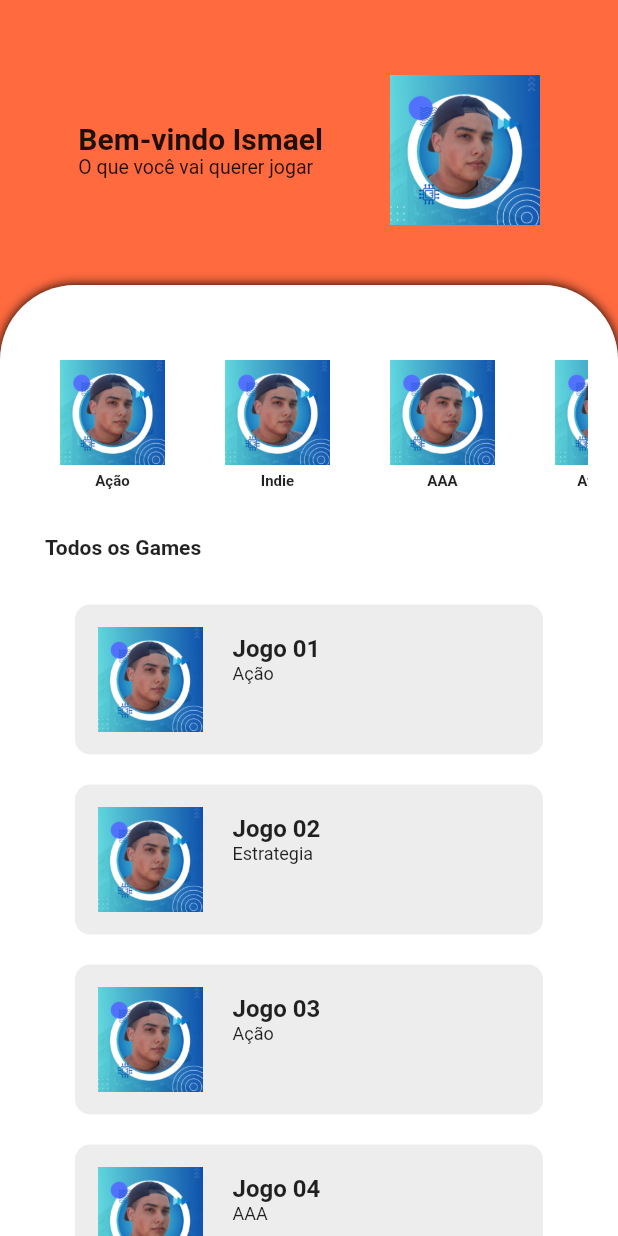
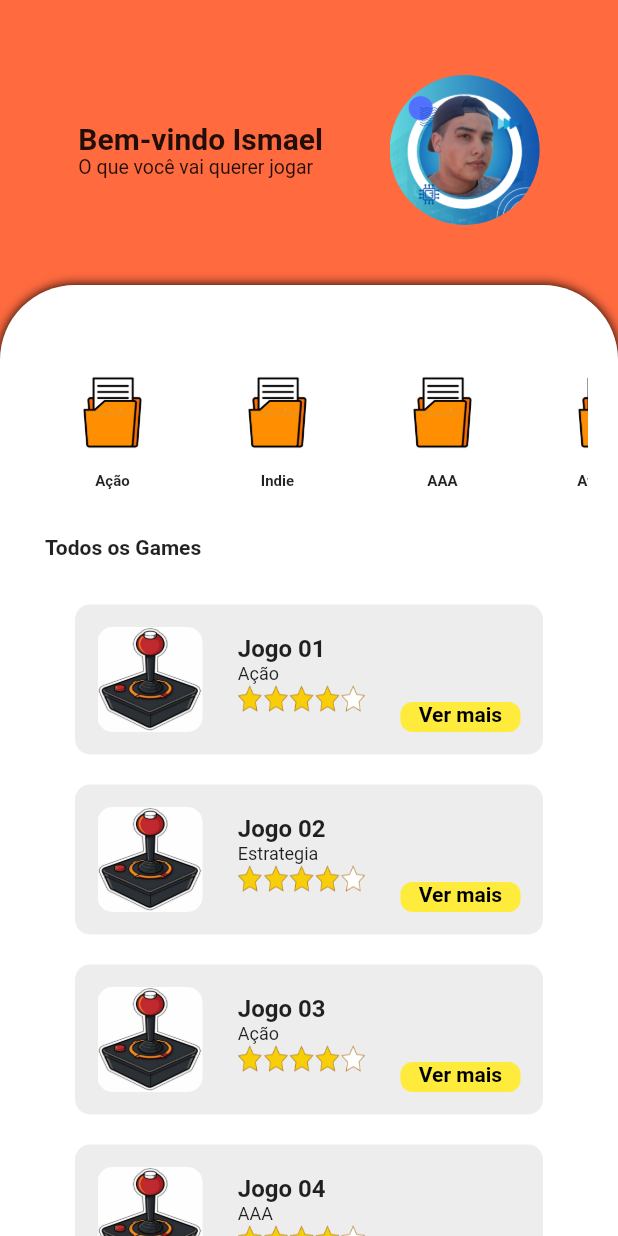
Before and after one commit to alquemistdev/Exemplo-Games, a Flutter app: the screen it shows after launch, on a phone screen of 412 x 824 dp. Run offline on Flutter 3.47's test engine with Material 2 defaults, Android fonts, the phone set to English and light mode, and no system bars.

Commit message:
Finalizado o projeto

```diff
--- a/lib/main.dart
+++ b/lib/main.dart
@@ -82,11 +82,12 @@ class _MinhaPaginaState extends State<MinhaPagina> {
               SizedBox(
                   width: 70,
                   height: 70,
+                  child: ClipOval(
                     child: Image.asset(
-                  'assets/images/Perfil.png',
+                      'assets/images/pasta.jpg',
                       fit: BoxFit.cover,
                     ),
-              ),
+                  )),
               SizedBox(
                 height: 5,
               ),
@@ -117,15 +118,20 @@ class _MinhaPaginaState extends State<MinhaPagina> {
           child: Padding(
             padding: const EdgeInsets.only(left: 15.0, right: 15.0),
             child: Row(
+              mainAxisAlignment: MainAxisAlignment.spaceBetween,
               children: [
-                SizedBox(
+                Container(
                     width: 70,
                     height: 70,
+                    decoration:
+                        BoxDecoration(borderRadius: BorderRadius.circular(10)),
+                    child: ClipRRect(
+                      borderRadius: BorderRadius.circular(10),
                       child: Image.asset(
-                    'assets/images/Perfil.png',
-                    fit: BoxFit.cover,
+                        'assets/images/arcade.jpg',
+                        fit: BoxFit.fill,
                       ),
-                ),
+                    )),
                 Padding(
                   padding: const EdgeInsets.all(20.0),
                   child: Column(
@@ -139,9 +145,39 @@ class _MinhaPaginaState extends State<MinhaPagina> {
                       Text(
                         j['Categoria'],
                         style: TextStyle(fontSize: 12),
-                      )
+                      ),
+                      SizedBox(
+                        width: 85,
+                        height: 20,
+                        child: Image.asset(
+                          'assets/images/Estrelas.png',
+                          fit: BoxFit.fill,
+                        ),
+                      ),
                     ],
                   ),
+                ),
+                Column(
+                  mainAxisAlignment: MainAxisAlignment.end,
+                  children: [
+                    Padding(
+                      padding: const EdgeInsets.only(bottom: 15.0),
+                      child: Container(
+                        width: 80,
+                        height: 20,
+                        decoration: BoxDecoration(
+                          color: Colors.yellow,
+                          borderRadius: BorderRadius.all(Radius.circular(8)),
+                        ),
+                        child: Text(
+                          'Ver mais',
+                          textAlign: TextAlign.center,
+                          style: TextStyle(
+                              color: Colors.black, fontWeight: FontWeight.bold),
+                        ),
+                      ),
+                    ),
+                  ],
                 )
               ],
             ),
@@ -186,11 +222,12 @@ class _MinhaPaginaState extends State<MinhaPagina> {
                       decoration: const BoxDecoration(
                         shape: BoxShape.circle,
                       ),
+                      child: ClipOval(
                         child: Image.asset(
                           'assets/images/Perfil.png',
                           fit: BoxFit.cover,
                         ),
-                  ),
+                      )),
                 ],
               ),
             ),
--- a/pubspec.yaml
+++ b/pubspec.yaml
@@ -64,6 +64,9 @@ flutter:
   #   - images/a_dot_ham.jpeg
   assets:
      - assets/images/Perfil.png
+     - assets/images/Estrelas.png
+     - assets/images/arcade.jpg
+     - assets/images/pasta.jpg
 
   # An image asset can refer to one or more resolution-specific "variants", see
   # https://flutter.dev/assets-and-images/#resolution-aware
```
Also changed, not shown: amostra.png (added), assets/images/Estrelas.png (added), assets/images/arcade.jpg (added), assets/images/pasta.jpg (added), 1 other file. Lines whose indentation alone changed are shown as unchanged.
